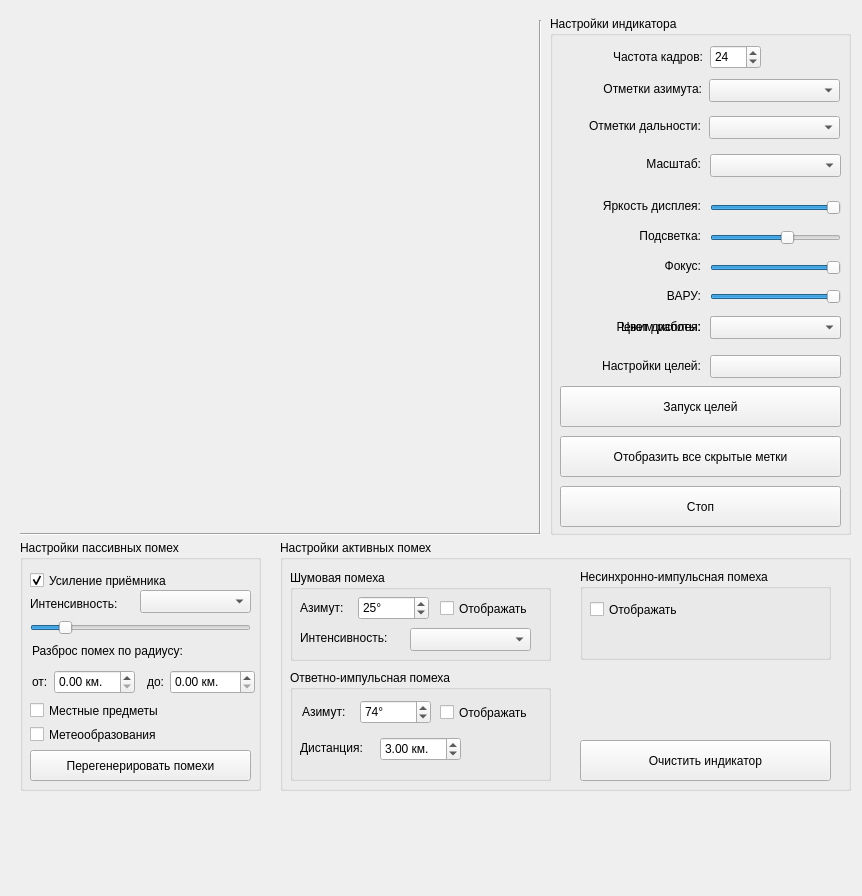
oln0ry/IKO, file indicatordrl.ui: the form before one commit.
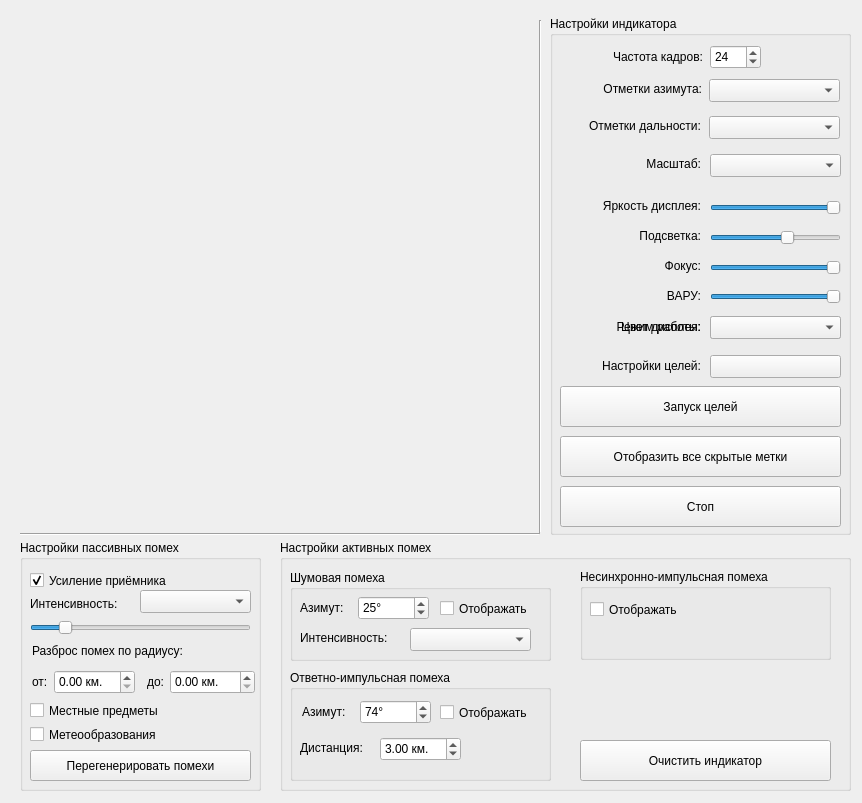
The form after the commit. Custom widgets are drawn as their Qt base class.

Diff of the .ui file:
```diff
--- a/indicatordrl.ui
+++ b/indicatordrl.ui
@@ -7,7 +7,7 @@
     <x>0</x>
     <y>0</y>
     <width>862</width>
-    <height>896</height>
+    <height>803</height>
    </rect>
   </property>
   <property name="windowTitle">
```
Left out of the diff: 7 changed lines with no effect on the pictures.
